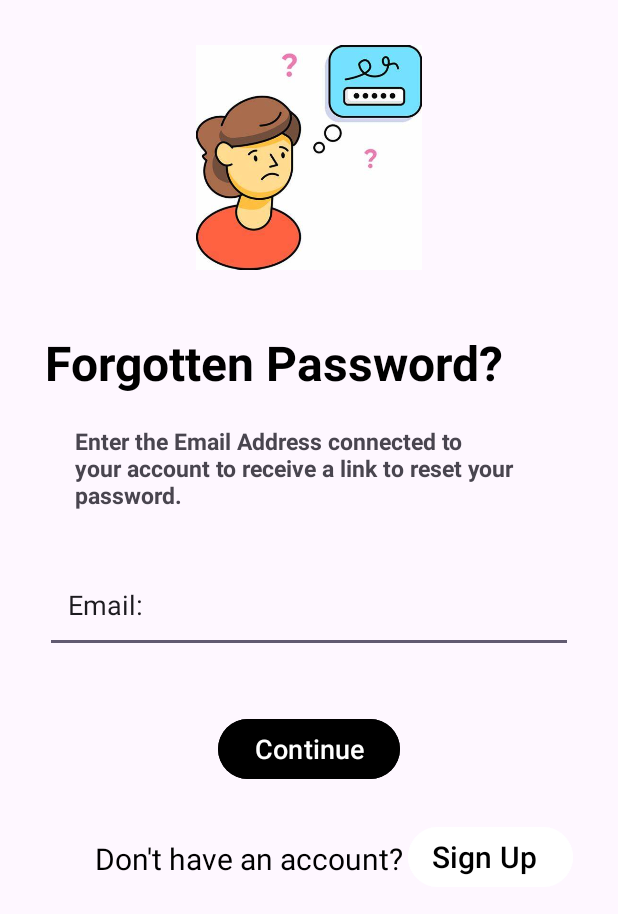
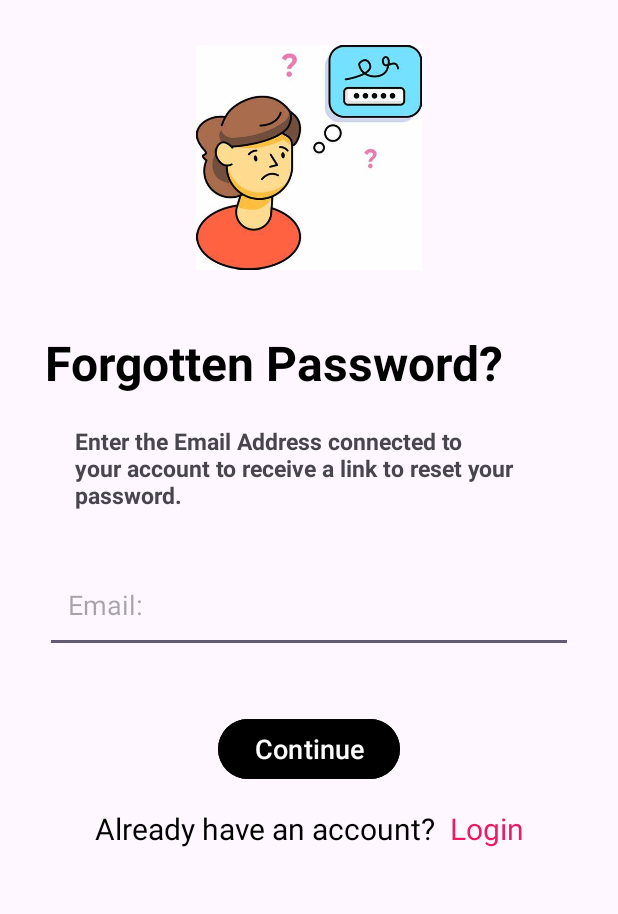
Before and after one commit to Dehbbyk/WomenTechstersFirstApp, an Android app: the ForgetPasswordActivity screen opened directly, with no data from a screen before it, on a phone screen of 412 x 824 dp. Shown: the top 914 px of the screen. Run offline under Robolectric (Android 15) with nearby library versions, the phone set to English and light mode, and no system bars.

Commit message:
How to use navigateToLogin

```diff
--- a/app/src/main/java/com/debbie/womentechsters/ForgetPasswordActivity.kt
+++ b/app/src/main/java/com/debbie/womentechsters/ForgetPasswordActivity.kt
@@ -1,11 +1,24 @@
 package com.debbie.womentechsters
 
+import android.content.Intent
 import androidx.appcompat.app.AppCompatActivity
 import android.os.Bundle
+import android.widget.TextView
 
 class ForgetPasswordActivity : AppCompatActivity() {
     override fun onCreate(savedInstanceState: Bundle?) {
         super.onCreate(savedInstanceState)
         setContentView(R.layout.activity_forget_password)
+        val loginButton: TextView = findViewById(R.id.register_now)
+        loginButton.setOnClickListener{
+            navigateToLoginPage()
+        }
     }
+
+    private fun navigateToLoginPage() {
+        val i = Intent(this, LoginActivity::class.java)
+
+        startActivity(i)
+    }
+
 }
--- a/app/src/main/res/layout/activity_forget_password.xml
+++ b/app/src/main/res/layout/activity_forget_password.xml
@@ -38,7 +38,7 @@
         android:id="@+id/txt_2"
         android:layout_width="match_parent"
         android:layout_height="wrap_content"
-        android:text="Email:"
+        android:hint="Email:"
         android:paddingLeft="15dp"
         app:layout_constraintTop_toBottomOf="@id/txt_0"
         android:layout_marginTop="40dp"
@@ -55,29 +55,30 @@
         app:layout_constraintEnd_toEndOf="parent"
         android:layout_marginTop="40sp"/>
 
-    <TextView
-        android:id="@+id/txt_3"
+    <LinearLayout
+        android:id="@+id/Login"
         android:layout_width="wrap_content"
         android:layout_height="wrap_content"
-        android:layout_marginStart="8dp"
-        android:layout_marginTop="35dp"
-        android:paddingHorizontal="25dp"
-        android:text="Don't have an account? "
-        android:textColor="@color/black"
-        android:textSize="20dp"
+        android:orientation="horizontal"
+        android:gravity="center_horizontal"
+        android:layout_marginTop="15sp"
         app:layout_constraintStart_toStartOf="parent"
-        app:layout_constraintTop_toBottomOf="@+id/con" />
+        app:layout_constraintEnd_toEndOf="parent"
+        app:layout_constraintTop_toBottomOf="@id/con">
 
-    <com.google.android.material.button.MaterialButton
-        android:id="@+id/txt_4"
-        android:layout_width="wrap_content"
-        android:layout_height="wrap_content"
-        android:layout_marginTop="24dp"
-        android:backgroundTint="#fff"
-        android:paddingLeft="1dp"
-        android:text="   Sign Up"
-        android:textColor="@color/black"
-        android:textSize="20dp"
-        app:layout_constraintEnd_toEndOf="parent"
-        app:layout_constraintTop_toBottomOf="@+id/con" />
+        <TextView
+            android:layout_width="wrap_content"
+            android:layout_height="wrap_content"
+            android:text="Already have an account?  "
+            android:textSize="20sp"
+            android:textColor="@color/black"/>
+        <TextView
+            android:id="@+id/register_now"
+            android:layout_width="match_parent"
+            android:layout_height="wrap_content"
+            android:text="Login"
+            android:textSize="20sp"
+            android:textColor="#ED1B62"/>
+    </LinearLayout>
+
 </androidx.constraintlayout.widget.ConstraintLayout>
```
Also changed, not shown: app/src/main/java/com/debbie/womentechsters/LoginActivity.kt (+7 -3 lines), app/src/main/res/layout/activity_create_new_account.xml (+32 -12 lines).
